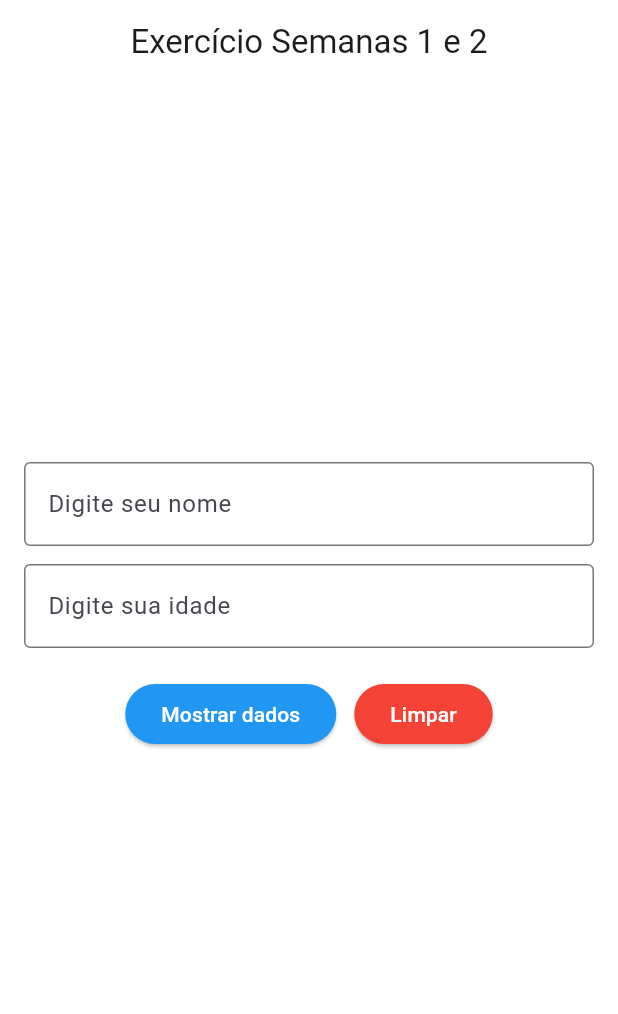
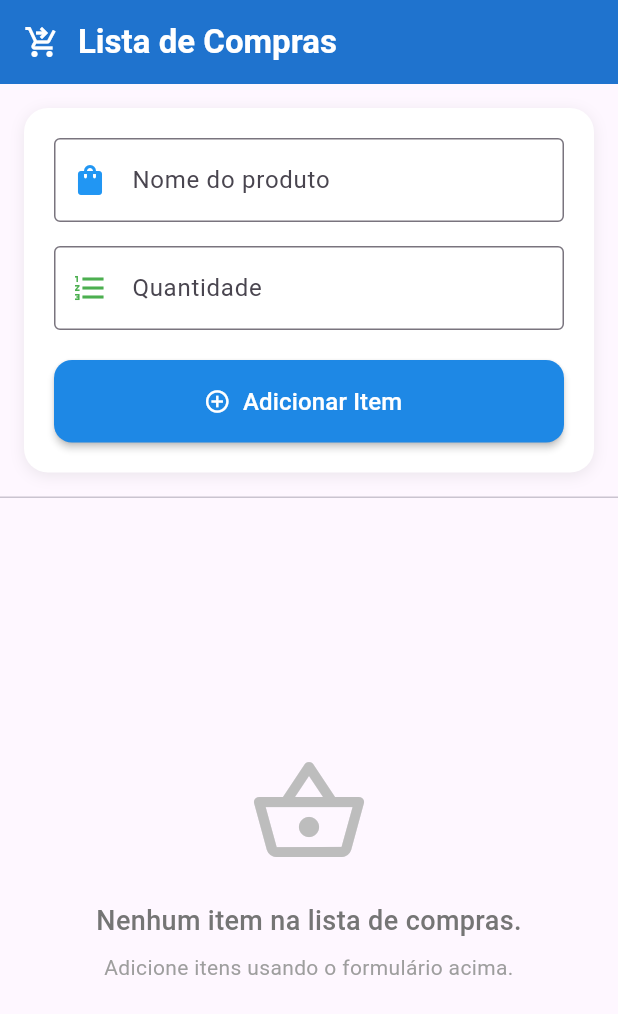
Before and after one commit to Rafaapsantos/Desenvolvimento-Mobile, a Flutter app: the screen it shows after launch, on a phone screen of 412 x 824 dp. Shown: the top 1014 px of the screen. Run offline on Flutter 3.47's test engine with Material 3 defaults, Android fonts, the phone set to English and light mode, and no system bars.

Commit message:
07/10 - Fazendo lista de compras

```diff
--- /dev/null
+++ b/flutter1/lib/listaDeCompra/lista_de_compra.dart
@@ -0,0 +1,336 @@
+import 'package:flutter/material.dart';
+
+class ListaDeCompra extends StatefulWidget {
+  const ListaDeCompra({super.key});
+
+  @override
+  State<ListaDeCompra> createState() => _ListaDeCompraState();
+}
+
+class _ListaDeCompraState extends State<ListaDeCompra> {
+  final TextEditingController _productController = TextEditingController();
+  final TextEditingController _quantityController = TextEditingController();
+  final List<Map<String, String>> _shoppingItems = [];
+
+  void _addItem() {
+    final String product = _productController.text.trim();
+    final String quantity = _quantityController.text.trim();
+
+    if (product.isEmpty || quantity.isEmpty) {
+      return;
+    }
+
+    setState(() {
+      _shoppingItems.add({'product': product, 'quantity': quantity});
+      _productController.clear();
+      _quantityController.clear();
+    });
+
+    FocusScope.of(context).requestFocus(FocusNode());
+  }
+
+  void _removeItem(int index) {
+    setState(() {
+      _shoppingItems.removeAt(index);
+    });
+  }
+
+  void _clearAllItems() {
+    showDialog(
+      context: context,
+      builder: (BuildContext context) {
+        return AlertDialog(
+          title: const Row(
+            children: [
+              Icon(Icons.warning, color: Colors.orange),
+              SizedBox(width: 8),
+              Text('Limpar Lista'),
+            ],
+          ),
+          content: const Text(
+            'Tem certeza que deseja remover todos os itens da lista?',
+          ),
+          actions: [
+            TextButton(
+              onPressed: () => Navigator.of(context).pop(),
+              child: const Text('Cancelar'),
+            ),
+            ElevatedButton(
+              onPressed: () {
+                setState(() {
+                  _shoppingItems.clear();
+                });
+                Navigator.of(context).pop();
+              },
+              style: ElevatedButton.styleFrom(backgroundColor: Colors.red),
+              child: const Text(
+                'Limpar',
+                style: TextStyle(color: Colors.white),
+              ),
+            ),
+          ],
+        );
+      },
+    );
+  }
+
+  @override
+  Widget build(BuildContext context) {
+    return Scaffold(
+      appBar: AppBar(
+        title: const Row(
+          children: [
+            Icon(Icons.shopping_cart_checkout, color: Colors.white),
+            SizedBox(width: 12),
+            Text(
+              'Lista de Compras',
+              style: TextStyle(
+                color: Colors.white,
+                fontWeight: FontWeight.bold,
+              ),
+            ),
+          ],
+        ),
+        backgroundColor: Colors.blue.shade700,
+        elevation: 3,
+      ),
+      body: Column(
+        children: [
+          Container(
+            margin: const EdgeInsets.all(16),
+            padding: const EdgeInsets.all(20),
+            decoration: BoxDecoration(
+              color: Colors.white,
+              borderRadius: BorderRadius.circular(16),
+              boxShadow: [
+                BoxShadow(
+                  color: Colors.grey.withValues(alpha: 0.2),
+                  blurRadius: 8,
+                  offset: const Offset(0, 2),
+                ),
+              ],
+            ),
+            child: Column(
+              children: [
+                TextField(
+                  controller: _productController,
+                  decoration: const InputDecoration(
+                    labelText: 'Nome do produto',
+                    border: OutlineInputBorder(),
+                    prefixIcon: Icon(Icons.shopping_bag, color: Colors.blue),
+                    focusedBorder: OutlineInputBorder(
+                      borderSide: BorderSide(color: Colors.blue),
+                    ),
+                  ),
+                  onSubmitted: (_) => _addItem(),
+                ),
+                const SizedBox(height: 16),
+                TextField(
+                  controller: _quantityController,
+                  decoration: const InputDecoration(
+                    labelText: 'Quantidade',
+                    border: OutlineInputBorder(),
+                    prefixIcon: Icon(
+                      Icons.format_list_numbered,
+                      color: Colors.green,
+                    ),
+                    focusedBorder: OutlineInputBorder(
+                      borderSide: BorderSide(color: Colors.pink),
+                    ),
+                  ),
+                  keyboardType: TextInputType.number,
+                  onSubmitted: (_) => _addItem(),
+                ),
+                const SizedBox(height: 20),
+                ElevatedButton.icon(
+                  onPressed: _addItem,
+                  icon: const Icon(Icons.add_circle_outline),
+                  label: const Text(
+                    'Adicionar Item',
+                    style: TextStyle(fontSize: 16),
+                  ),
+                  style: ElevatedButton.styleFrom(
+                    backgroundColor: Colors.blue.shade600,
+                    foregroundColor: Colors.white,
+                    minimumSize: const Size(double.infinity, 55),
+                    shape: RoundedRectangleBorder(
+                      borderRadius: BorderRadius.circular(12),
+                    ),
+                    elevation: 2,
+                  ),
+                ),
+              ],
+            ),
+          ),
+          const Divider(height: 1),
+          Expanded(
+            child: _shoppingItems.isEmpty
+                ? Center(
+                    child: Column(
+                      mainAxisAlignment: MainAxisAlignment.center,
+                      children: [
+                        Icon(
+                          Icons.shopping_basket_outlined,
+                          size: 80,
+                          color: Colors.grey.shade400,
+                        ),
+                        const SizedBox(height: 20),
+                        Text(
+                          'Nenhum item na lista de compras.',
+                          style: TextStyle(
+                            fontSize: 18,
+                            color: Colors.grey.shade600,
+                            fontWeight: FontWeight.w500,
+                          ),
+                        ),
+                        const SizedBox(height: 8),
+                        Text(
+                          'Adicione itens usando o formulário acima.',
+                          style: TextStyle(
+                            fontSize: 14,
+                            color: Colors.grey.shade500,
+                          ),
+                          textAlign: TextAlign.center,
+                        ),
+                      ],
+                    ),
+                  )
+                : Column(
+                    children: [
+                      Container(
+                        padding: const EdgeInsets.symmetric(
+                          horizontal: 20,
+                          vertical: 12,
+                        ),
+                        color: Colors.grey.shade50,
+                        child: Row(
+                          mainAxisAlignment: MainAxisAlignment.spaceBetween,
+                          children: [
+                            Text(
+                              'Itens na lista (${_shoppingItems.length})',
+                              style: const TextStyle(
+                                fontWeight: FontWeight.bold,
+                                color: Colors.grey,
+                              ),
+                            ),
+                            Icon(Icons.list_alt, color: Colors.blue.shade600),
+                          ],
+                        ),
+                      ),
+
+                      Expanded(
+                        child: ListView.builder(
+                          itemCount: _shoppingItems.length,
+                          itemBuilder: (context, index) {
+                            final item = _shoppingItems[index];
+                            final bool isEven = index.isEven;
+
+                            return Container(
+                              margin: const EdgeInsets.symmetric(
+                                horizontal: 16,
+                                vertical: 6,
+                              ),
+                              decoration: BoxDecoration(
+                                color: isEven
+                                    ? Colors.blue.shade50
+                                    : Colors.pink.shade50,
+                                borderRadius: BorderRadius.circular(12),
+                                border: Border.all(
+                                  color: isEven
+                                      ? Colors.blue.shade100
+                                      : Colors.pink.shade100,
+                                  width: 1.5,
+                                ),
+                                boxShadow: [
+                                  BoxShadow(
+                                    color: Colors.grey.withValues(alpha: 0.1),
+                                    blurRadius: 4,
+                                    offset: const Offset(0, 1),
+                                  ),
+                                ],
+                              ),
+                              child: ListTile(
+                                leading: CircleAvatar(
+                                  backgroundColor: isEven
+                                      ? Colors.blue.shade100
+                                      : Colors.pink.shade100,
+                                  child: Text(
+                                    '${index + 1}',
+                                    style: TextStyle(
+                                      color: isEven
+                                          ? Colors.blue.shade800
+                                          : Colors.pink.shade800,
+                                      fontWeight: FontWeight.bold,
+                                    ),
+                                  ),
+                                ),
+                                title: Text(
+                                  item['product']!,
+                                  style: const TextStyle(
+                                    fontWeight: FontWeight.w600,
+                                    fontSize: 16,
+                                  ),
+                                ),
+                                subtitle: Text(
+                                  'Quantidade: ${item['quantity']}',
+                                  style: TextStyle(
+                                    color: Colors.grey.shade700,
+                                    fontWeight: FontWeight.w500,
+                                  ),
+                                ),
+                                trailing: IconButton(
+                                  onPressed: () => _removeItem(index),
+                                  icon: const Icon(
+                                    Icons.delete_outline,
+                                    color: Colors.red,
+                                  ),
+                                  tooltip: 'Remover item',
+                                  style: IconButton.styleFrom(
+                                    backgroundColor: Colors.red.shade50,
+                                    padding: const EdgeInsets.all(8),
+                                  ),
+                                ),
+                              ),
+                            );
+                          },
+                        ),
+                      ),
+                      if (_shoppingItems.isNotEmpty)
+                        Container(
+                          padding: const EdgeInsets.all(16),
+                          child: ElevatedButton.icon(
+                            onPressed: _clearAllItems,
+                            icon: const Icon(Icons.delete, size: 22),
+                            label: const Text(
+                              'Limpar Lista',
+                              style: TextStyle(
+                                fontSize: 16,
+                                fontWeight: FontWeight.bold,
+                              ),
+                            ),
+                            style: ElevatedButton.styleFrom(
+                              backgroundColor: Colors.red.shade600,
+                              foregroundColor: Colors.white,
+                              minimumSize: const Size(double.infinity, 55),
+                              shape: RoundedRectangleBorder(
+                                borderRadius: BorderRadius.circular(12),
+                              ),
+                              elevation: 2,
+                            ),
+                          ),
+                        ),
+                    ],
+                  ),
+          ),
+        ],
+      ),
+    );
+  }
+
+  @override
+  void dispose() {
+    _productController.dispose();
+    _quantityController.dispose();
+    super.dispose();
+  }
+}
--- a/flutter1/lib/main.dart
+++ b/flutter1/lib/main.dart
@@ -1,5 +1,5 @@
 import 'package:flutter/material.dart';
-import 'package:flutter1/exercicio1e2/exercicio1e2.dart';
+import 'package:flutter1/listaDeCompra/lista_de_compra.dart';
 
 void main() {
   runApp(const MyApp());
@@ -10,6 +10,9 @@ class MyApp extends StatelessWidget {
 
   @override
   Widget build(BuildContext context) {
-    return MaterialApp(home: Exercicio1e2(), debugShowCheckedModeBanner: false);
+    return MaterialApp(
+      home: ListaDeCompra(),
+      debugShowCheckedModeBanner: false,
+    );
   }
 }
```
